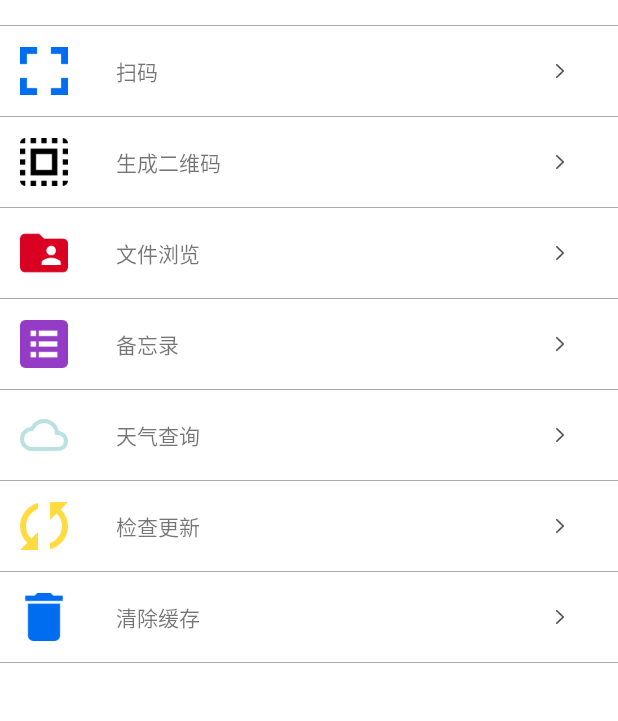
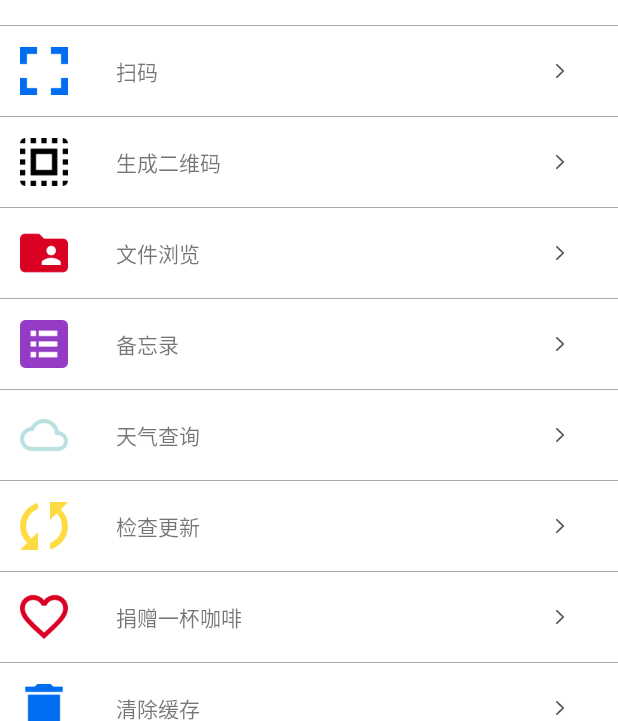
Before and after one commit to 1181631922/Recreation, an Android app: the layout fragment_four.xml on its own in the app's theme, with its tools: preview values and no code run, on a phone screen of 412 x 824 dp, the part 515-1236 px from its top. Run offline under Robolectric (Android 15) with nearby library versions, the phone set to English and light mode, and no system bars; plain views replace SimpleDraweeView.

Commit message:
添加捐赠

```diff
--- a/app/src/main/AndroidManifest.xml
+++ b/app/src/main/AndroidManifest.xml
@@ -88,6 +88,11 @@
             android:name=".activity.WebViewActivity"
             android:label="@string/title_activity_web_view"
             android:screenOrientation="portrait"
+            android:theme="@style/AppTheme.NoActionBar" />
+        <activity
+            android:name=".activity.DonateActivity"
+            android:label="@string/title_activity_donate"
+            android:screenOrientation="portrait"
             android:theme="@style/AppTheme.NoActionBar"></activity>
     </application>
 
--- a/app/src/main/res/layout/fragment_four.xml
+++ b/app/src/main/res/layout/fragment_four.xml
@@ -336,6 +336,43 @@
                     android:background="@android:color/darker_gray" />
 
                 <RelativeLayout
+                    android:id="@+id/layoutDonate"
+                    android:layout_width="match_parent"
+                    android:layout_height="60dp"
+                    android:background="@drawable/layout_clickable"
+                    android:clickable="true">
+
+                    <ImageView
+                        android:id="@+id/imageDonate"
+                        android:layout_width="wrap_content"
+                        android:layout_height="match_parent"
+                        android:layout_marginLeft="13dp"
+                        android:gravity="center_vertical"
+                        android:src="@drawable/personal_donate" />
+
+                    <TextView
+                        android:layout_width="wrap_content"
+                        android:layout_height="match_parent"
+                        android:layout_marginLeft="32dp"
+                        android:layout_toRightOf="@+id/imageDonate"
+                        android:gravity="center_vertical"
+                        android:text="捐赠一杯咖啡" />
+
+                    <ImageView
+                        android:layout_width="wrap_content"
+                        android:layout_height="wrap_content"
+                        android:layout_alignParentRight="true"
+                        android:layout_centerVertical="true"
+                        android:layout_marginRight="36dp"
+                        android:src="@drawable/personal_arrow" />
+                </RelativeLayout>
+
+                <TextView
+                    android:layout_width="match_parent"
+                    android:layout_height="0.43dp"
+                    android:background="@android:color/darker_gray" />
+
+                <RelativeLayout
                     android:id="@+id/layoutClearCache"
                     android:layout_width="match_parent"
                     android:layout_height="60dp"
--- a/app/src/main/res/values/strings.xml
+++ b/app/src/main/res/values/strings.xml
@@ -110,4 +110,5 @@
     <string name="title_activity_add_note">添加备忘录</string>
     <string name="title_activity_menu_detail">菜单制作详情</string>
     <string name="title_activity_web_view">WebViewActivity</string>
+    <string name="title_activity_donate">捐赠一杯咖啡</string>
 </resources>
```
Also changed, not shown: app/src/main/java/com/fanyafeng/recreation/activity/DonateActivity.java (added, +49 -0 lines), app/src/main/java/com/fanyafeng/recreation/fragment/FourFragment.java (+8 -0 lines), app/src/main/res/layout/activity_donate.xml (added, +35 -0 lines), app/src/main/res/layout/content_donate.xml (added, +37 -0 lines), app/src/main/res/drawable-xhdpi/alipay_donate.jpg (added), app/src/main/res/drawable-xhdpi/personal_donate.png (added), app/src/main/res/drawable-xhdpi/wechat_donate.png (added).
